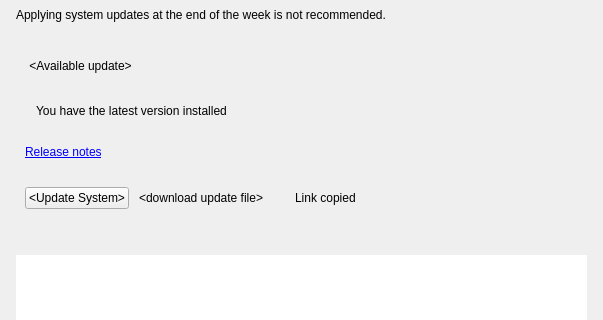
Old version of the form client/libclient/src/ui/widgets/system_settings/server_updates_widget.ui in the repository networkoptix/nx_open; both pictures show x 0 to 603 and y 0 to 320 of the 603 by 633 pixel window.
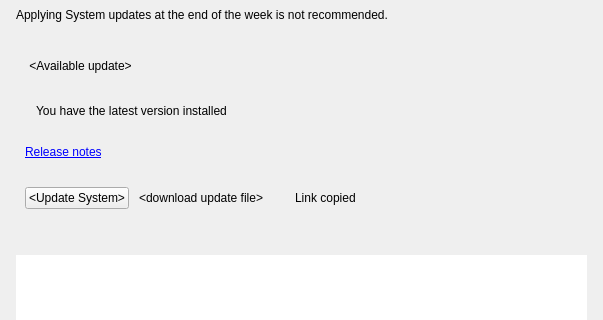
New version of the form. Custom widgets are drawn as their Qt base class.

Commit message:
Translations strings fix: system -> System
<==== Mercurial data ====>
Branch: dev_3.0.0_gui

```diff
--- a/client/libclient/src/ui/widgets/system_settings/server_updates_widget.ui
+++ b/client/libclient/src/ui/widgets/system_settings/server_updates_widget.ui
@@ -44,7 +44,7 @@
       <item>
        <widget class="QLabel" name="dayWarningLabel">
         <property name="text">
-         <string>Applying system updates at the end of the week is not recommended.</string>
+         <string>Applying System updates at the end of the week is not recommended.</string>
         </property>
        </widget>
       </item>
```
The commit also changes 25 other files.
